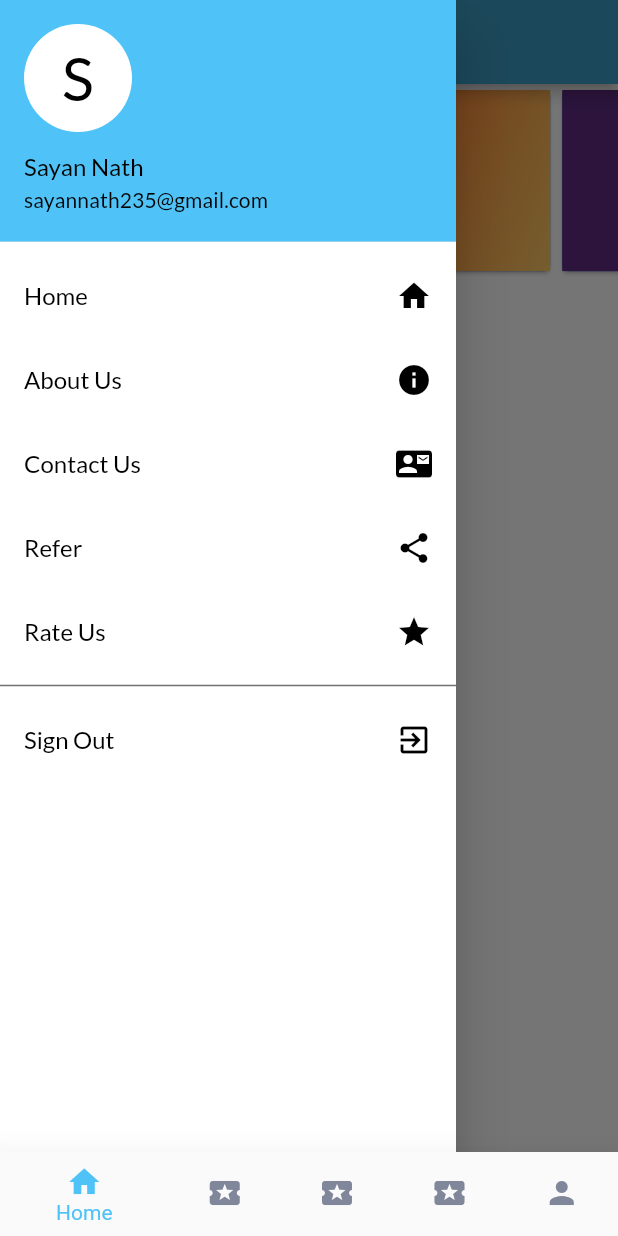
After one commit to Codebugged-Research/Quizzer-App-Flutter, a Flutter app: the LandingScreen screen opened directly, with the side drawer open, on a phone screen of 412 x 824 dp. The commit adds this screen. Run offline on Flutter 3.47's test engine with Material 2 defaults, Android fonts, the phone set to English and light mode, and no system bars; drawn by our look-alikes of carousel_slider; our stand-ins replace google_fonts.

Commit message:
home Page

```diff
--- /dev/null
+++ b/lib/components/drawerComponent.dart
@@ -0,0 +1,107 @@
+import 'package:flutter/material.dart';
+import 'package:quiz_app/views/landingScreen.dart';
+
+class DrawerComponent extends StatelessWidget {
+  @override
+  Widget build(BuildContext context) {
+    return Container(
+        color: Color(0xffFFFFFF),
+        child: ListView(
+          children: [
+            UserAccountsDrawerHeader(
+              decoration: BoxDecoration(
+                color: Colors.lightBlue.shade300,
+              ),
+              accountName: Text('Sayan Nath',
+                  style: Theme.of(context).primaryTextTheme.subtitle1.copyWith(color: Colors.black)),
+              accountEmail: Text('sayannath235@gmail.com',
+                  style: Theme.of(context).primaryTextTheme.subtitle2.copyWith(color: Colors.black)),
+              currentAccountPicture: CircleAvatar(
+                backgroundColor: Colors.white,
+                child: Text(
+                  "S",
+                  style: TextStyle(fontSize: 40.0, color: Colors.black),
+                ),
+              ),
+            ),
+            ListTile(
+              title: Text(
+                "Home",
+                style: Theme.of(context).primaryTextTheme.subtitle1.copyWith(color: Colors.black),
+              ),
+              trailing: Icon(Icons.home, color: Colors.black),
+              onTap: () {
+                Navigator.of(context)
+                    .push(MaterialPageRoute(builder: (context) {
+                  return LandingScreen(selectedIndex: 0);
+                }));
+              },
+            ),
+            ListTile(
+              title: Text(
+                "About Us",
+                style: Theme.of(context).primaryTextTheme.subtitle1.copyWith(color: Colors.black),
+              ),
+              trailing: Icon(Icons.info, color: Colors.black),
+              onTap: () {
+                Navigator.of(context)
+                    .push(MaterialPageRoute(builder: (context) {
+                  return LandingScreen(selectedIndex: 0);
+                }));
+              },
+            ),
+            ListTile(
+              title: Text(
+                "Contact Us",
+                style: Theme.of(context).primaryTextTheme.subtitle1.copyWith(color: Colors.black),
+              ),
+              trailing: Icon(Icons.contact_mail, color: Colors.black),
+              onTap: () {
+                Navigator.of(context)
+                    .push(MaterialPageRoute(builder: (context) {
+                  return LandingScreen(selectedIndex: 0);
+                }));
+              },
+            ),
+            ListTile(
+              title: Text(
+                "Refer",
+                style: Theme.of(context).primaryTextTheme.subtitle1.copyWith(color: Colors.black),
+              ),
+              trailing: Icon(Icons.share, color: Colors.black),
+              onTap: () {
+                Navigator.of(context)
+                    .push(MaterialPageRoute(builder: (context) {
+                  return LandingScreen(selectedIndex: 0);
+                }));
+              },
+            ),
+            ListTile(
+              title: Text(
+                "Rate Us",
+                style: Theme.of(context).primaryTextTheme.subtitle1.copyWith(color: Colors.black),
+              ),
+              trailing: Icon(Icons.star, color: Colors.black),
+              onTap: () {
+                Navigator.of(context)
+                    .push(MaterialPageRoute(builder: (context) {
+                  return LandingScreen(selectedIndex: 0);
+                }));
+              },
+            ),
+            Divider(
+              color: Color(0xff707070),
+              thickness: 1.0,
+            ),
+            ListTile(
+              title: Text(
+                "Sign Out",
+                style: Theme.of(context).primaryTextTheme.subtitle1.copyWith(color: Colors.black),
+              ),
+              trailing: Icon(Icons.exit_to_app, color: Colors.black),
+              onTap: () {},
+            ),
+          ],
+        ));
+  }
+}
--- /dev/null
+++ b/lib/views/Home/Carousel/itemFour.dart
@@ -0,0 +1,31 @@
+import 'package:flutter/material.dart';
+
+class Item4 extends StatelessWidget {
+  const Item4({Key key}) : super(key: key);
+@override
+  Widget build(BuildContext context) {
+    return Container(
+      child: Column(
+        mainAxisAlignment: MainAxisAlignment.center,
+        children: <Widget>[
+          Text(
+            "Data",
+            style: TextStyle(
+              color: Colors.white,
+              fontSize: 22.0,
+              fontWeight: FontWeight.bold
+            )
+          ),
+          Text(
+            "Data",
+            style: TextStyle(
+              color: Colors.white,
+              fontSize: 17.0,
+              fontWeight: FontWeight.w600
+            )
+          ),
+        ],
+      ),
+    );
+  }
+}
--- /dev/null
+++ b/lib/views/Home/Carousel/itemOne.dart
@@ -0,0 +1,39 @@
+import 'package:flutter/material.dart';
+
+class Item1 extends StatelessWidget {
+  const Item1({Key key}) : super(key: key);
+@override
+  Widget build(BuildContext context) {
+    return Container(
+      decoration: BoxDecoration(
+        gradient: LinearGradient(
+          begin: Alignment.topLeft,
+          end: Alignment.bottomRight,
+          stops: [0.3, 1],
+          colors: [Color(0xffff4000),Color(0xffffcc66),]
+        ),
+      ),
+      child: Column(
+        mainAxisAlignment: MainAxisAlignment.center,
+        children: <Widget>[
+          Text(
+            "Data",
+            style: TextStyle(
+              color: Colors.white,
+              fontSize: 22.0,
+              fontWeight: FontWeight.bold
+            )
+          ),
+          Text(
+            "Data",
+            style: TextStyle(
+              color: Colors.white,
+              fontSize: 17.0,
+              fontWeight: FontWeight.w600
+            )
+          ),
+        ],
+      ),
+    );
+  }
+}
--- /dev/null
+++ b/lib/views/Home/Carousel/itemThree.dart
@@ -0,0 +1,24 @@
+import 'package:flutter/material.dart';
+
+class Item3 extends StatelessWidget {
+  const Item3({Key key}) : super(key: key);
+@override
+  Widget build(BuildContext context) {
+    return Container(
+      decoration: BoxDecoration(
+        gradient: LinearGradient(
+          begin: Alignment.topLeft,
+          end: Alignment.bottomRight,
+          stops: [0.3, 1],
+          colors: [Color(0xffff4000),Color(0xffffcc66),]
+        ),
+      ),
+      child: Column(
+        mainAxisAlignment: MainAxisAlignment.center,
+        children: <Widget>[
+          Text('Hello')
+        ],
+      ),
+    );
+  }
+}
--- /dev/null
+++ b/lib/views/Home/Carousel/itemTwo.dart
@@ -0,0 +1,39 @@
+import 'package:flutter/material.dart';
+
+class Item2 extends StatelessWidget {
+  const Item2({Key key}) : super(key: key);
+@override
+  Widget build(BuildContext context) {
+    return Container(
+      decoration: BoxDecoration(
+        gradient: LinearGradient(
+          begin: Alignment.topLeft,
+          end: Alignment.bottomRight,
+          stops: [0.3, 1],
+          colors: [Color(0xff5f2c82), Color(0xff49a09d)]
+        ),
+      ),
+      child: Column(
+        mainAxisAlignment: MainAxisAlignment.center,
+        children: <Widget>[
+          Text(
+            "Data",
+            style: TextStyle(
+              color: Colors.white,
+              fontSize: 22.0,
+              fontWeight: FontWeight.bold
+            )
+          ),
+          Text(
+            "Data",
+            style: TextStyle(
+              color: Colors.white,
+              fontSize: 17.0,
+              fontWeight: FontWeight.w600
+            )
+          ),
+        ],
+      ),
+    );
+  }
+}
--- a/lib/views/Home/homeScreen.dart
+++ b/lib/views/Home/homeScreen.dart
@@ -0,0 +1,99 @@
+import 'package:flutter/material.dart';
+import 'package:quiz_app/components/drawerComponent.dart';
+import 'package:quiz_app/constants/ui_constants.dart';
+import 'package:carousel_slider/carousel_slider.dart';
+import 'package:quiz_app/views/Home/Carousel/itemFour.dart';
+import 'package:quiz_app/views/Home/Carousel/itemOne.dart';
+import 'package:quiz_app/views/Home/Carousel/itemThree.dart';
+import 'package:quiz_app/views/Home/Carousel/itemTwo.dart';
+
+class HomeScreen extends StatefulWidget {
+  @override
+  _HomeScreenState createState() => _HomeScreenState();
+}
+
+class _HomeScreenState extends State<HomeScreen> {
+  int _currentIndex = 0;
+  List cardList = [Item1(), Item2(), Item3(), Item4()];
+  List<T> map<T>(List list, Function handler) {
+    List<T> result = [];
+    for (var i = 0; i < list.length; i++) {
+      result.add(handler(i, list[i]));
+    }
+    return result;
+  }
+
+  @override
+  Widget build(BuildContext context) {
+    return Scaffold(
+      appBar: AppBar(
+        title: Text(
+          'Quizzer',
+          style: Theme.of(context).primaryTextTheme.headline6,
+        ),
+      ),
+      drawer: Drawer(
+        child: DrawerComponent(),
+      ),
+      body: Container(
+        height: UIConstants.fitToHeight(640, context),
+        width: UIConstants.fitToWidth(360, context),
+        child: SingleChildScrollView(
+          child: Column(
+            mainAxisAlignment: MainAxisAlignment.start,
+            crossAxisAlignment: CrossAxisAlignment.start,
+            children: [carouselSlider(context), carouselDots(context)],
+          ),
+        ),
+      ),
+    );
+  }
+
+  Widget carouselSlider(context) {
+    return CarouselSlider(
+      options: CarouselOptions(
+        height: UIConstants.fitToHeight(100, context),
+        autoPlay: true,
+        autoPlayInterval: Duration(seconds: 3),
+        autoPlayAnimationDuration: Duration(milliseconds: 600),
+        autoPlayCurve: Curves.fastOutSlowIn,
+        pauseAutoPlayOnTouch: true,
+        aspectRatio: 2.0,
+        onPageChanged: (index, reason) {
+          setState(() {
+            _currentIndex = index;
+          });
+        },
+      ),
+      items: cardList.map((card) {
+        return Builder(builder: (BuildContext context) {
+          return Container(
+            height: MediaQuery.of(context).size.height * 0.30,
+            width: MediaQuery.of(context).size.width,
+            child: Card(
+              color: Colors.blueAccent,
+              child: card,
+            ),
+          );
+        });
+      }).toList(),
+    );
+  }
+
+  Widget carouselDots(context) {
+    return Row(
+      mainAxisAlignment: MainAxisAlignment.center,
+      children: map<Widget>(cardList, (index, url) {
+        return Container(
+          width: 10.0,
+          height: 10.0,
+          margin: EdgeInsets.symmetric(vertical: 10.0, horizontal: 2.0),
+          decoration: BoxDecoration(
+            shape: BoxShape.circle,
+            color: _currentIndex == index ? Colors.blueAccent : Colors.grey,
+          ),
+        );
+      }),
+    );
+  }
+}
--- a/lib/views/Member/memberScreen.dart
+++ b/lib/views/Member/memberScreen.dart
@@ -0,0 +1,15 @@
+import 'package:flutter/material.dart';
+
+class MemberScreen extends StatefulWidget {
+  @override
+  _MemberScreenState createState() => _MemberScreenState();
+}
+
+class _MemberScreenState extends State<MemberScreen> {
+  @override
+  Widget build(BuildContext context) {
+    return Container(
+
+    );
+  }
+}
--- a/lib/views/Profile/profileScreen.dart
+++ b/lib/views/Profile/profileScreen.dart
@@ -0,0 +1,15 @@
+import 'package:flutter/material.dart';
+
+class ProfileScreen extends StatefulWidget {
+  @override
+  _ProfileScreenState createState() => _ProfileScreenState();
+}
+
+class _ProfileScreenState extends State<ProfileScreen> {
+  @override
+  Widget build(BuildContext context) {
+    return Container(
+
+    );
+  }
+}
--- a/lib/views/Quiz/quizScreen.dart
+++ b/lib/views/Quiz/quizScreen.dart
@@ -0,0 +1,13 @@
+import 'package:flutter/material.dart';
+
+class QuizScreen extends StatefulWidget {
+  @override
+  _QuizScreenState createState() => _QuizScreenState();
+}
+
+class _QuizScreenState extends State<QuizScreen> {
+  @override
+  Widget build(BuildContext context) {
+    return Container();
+  }
+}
--- a/lib/views/Reward/rewardScreen.dart
+++ b/lib/views/Reward/rewardScreen.dart
@@ -0,0 +1,13 @@
+import 'package:flutter/material.dart';
+
+class RewardScreen extends StatefulWidget {
+  @override
+  _RewardScreenState createState() => _RewardScreenState();
+}
+
+class _RewardScreenState extends State<RewardScreen> {
+  @override
+  Widget build(BuildContext context) {
+    return Container();
+  }
+}
--- a/lib/views/landingScreen.dart
+++ b/lib/views/landingScreen.dart
@@ -0,0 +1,78 @@
+import 'package:flutter/material.dart';
+import 'package:quiz_app/views/Home/homeScreen.dart';
+import 'package:quiz_app/views/Member/memberScreen.dart';
+import 'package:quiz_app/views/Profile/profileScreen.dart';
+import 'package:quiz_app/views/Quiz/quizScreen.dart';
+import 'package:quiz_app/views/Reward/rewardScreen.dart';
+
+class LandingScreen extends StatefulWidget {
+  final int selectedIndex;
+  LandingScreen({this.selectedIndex});
+  @override
+  _LandingScreenState createState() => _LandingScreenState();
+}
+
+class _LandingScreenState extends State<LandingScreen> {
+  int _selectedIndex = 0;
+  bool isLoading = false;
+
+  @override
+  void initState() {
+    super.initState();
+    _selectedIndex = widget.selectedIndex;
+    // loadDataForScreen();
+  }
+
+  loadDataForScreen() async {
+    setState(() {
+      isLoading = true;
+    });
+    // user = await UserService.getUser();
+    setState(() {
+      isLoading = false;
+    });
+  }
+
+  void _onItemTapped(int index) {
+    setState(() {
+      _selectedIndex = index;
+    });
+  }
+
+  static List<Widget> _widgetOptions = <Widget>[
+    HomeScreen(),
+    QuizScreen(),
+    MemberScreen(),
+    RewardScreen(),
+    ProfileScreen()
+  ];
+
+  @override
+  Widget build(BuildContext context) {
+    return Scaffold(
+      body: isLoading
+          ? Center(
+              child: CircularProgressIndicator(),
+            )
+          : _widgetOptions.elementAt(_selectedIndex),
+      bottomNavigationBar: BottomNavigationBar(
+        items: const <BottomNavigationBarItem>[
+          BottomNavigationBarItem(icon: Icon(Icons.home), label: 'Home'),
+          BottomNavigationBarItem(
+              icon: Icon(Icons.local_activity), label: 'Quiz'),
+          BottomNavigationBarItem(
+              icon: Icon(Icons.local_activity), label: 'Be the Member'),
+          BottomNavigationBarItem(
+              icon: Icon(Icons.local_activity), label: 'Reward'),
+          BottomNavigationBarItem(icon: Icon(Icons.person), label: 'Profile'),
+        ],
+        currentIndex: _selectedIndex,
+        unselectedItemColor: Color(0xff80879A),
+        selectedItemColor: Colors.lightBlue.shade300,
+        elevation: 20.0,
+        backgroundColor: Color(0xffFFFFFF),
+        onTap: _onItemTapped,
+      ),
+    );
+  }
+}
--- a/lib/views/loginScreen.dart
+++ b/lib/views/loginScreen.dart
@@ -1,5 +1,6 @@
 import 'package:flutter/material.dart';
 import 'package:quiz_app/components/backgroundPainter.dart';
+import 'package:quiz_app/views/landingScreen.dart';
 
 class LoginScreen extends StatefulWidget {
   @override
@@ -71,7 +72,12 @@ class _LoginScreenState extends State<LoginScreen> {
                                         TextButton(
                                           onPressed: () {
                                             print(otp);
-                                            Navigator.of(context).pop();
+                                            Navigator.of(context).push(
+                                                MaterialPageRoute(
+                                                    builder: (context) {
+                                              return LandingScreen(
+                                                  selectedIndex: 0);
+                                            }));
                                           },
                                           child: Text('Verify'),
                                         ),
--- a/pubspec.yaml
+++ b/pubspec.yaml
@@ -28,6 +28,7 @@ dependencies:
   http: ^0.12.2
   introduction_screen: ^1.0.9
   shared_preferences: ^0.5.12+4
+  carousel_slider: ^2.3.1
 
 dev_dependencies:
   flutter_test:
```
Also changed, not shown: pubspec.lock.
